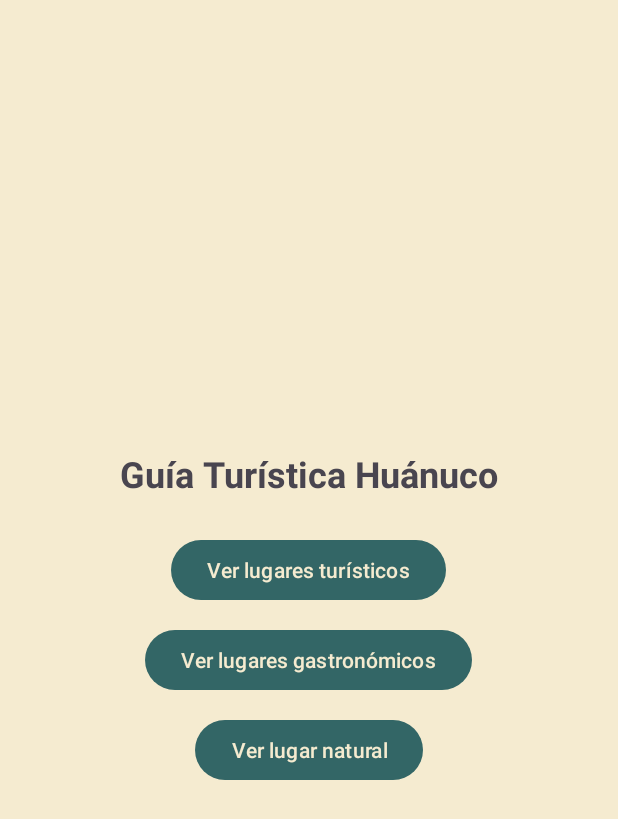
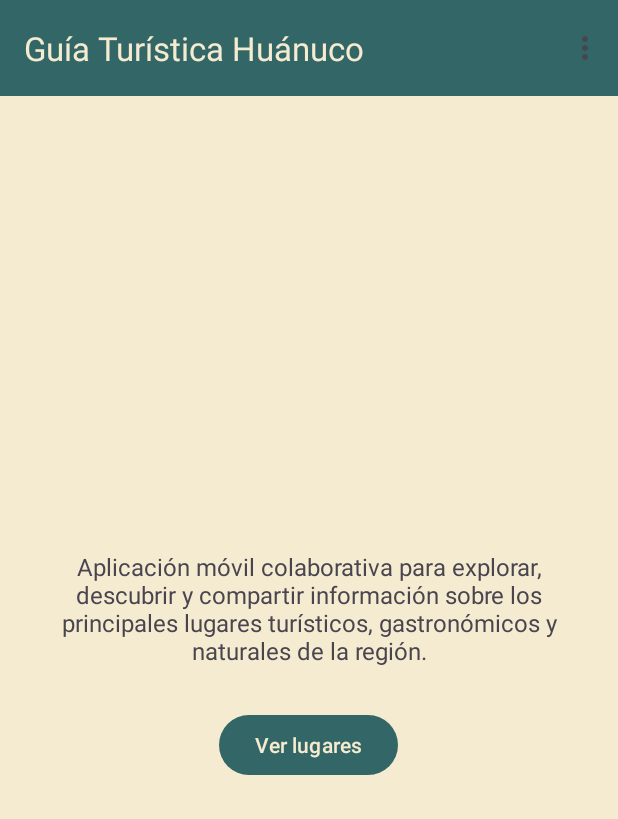
Before and after one commit to nejjtre/AndroidStudio-Aplicaciones-Moviles, an Android app: the screen it shows after launch (MainActivity), on a phone screen of 412 x 824 dp. Shown: the top 819 px of the screen. Run offline under Robolectric (Android 15) with nearby library versions, the phone set to English and light mode, and no system bars.

Commit message:
Modificando modulos en una interfaz e implementando filtros y reseñas

```diff
--- a/app/src/main/AndroidManifest.xml
+++ b/app/src/main/AndroidManifest.xml
@@ -22,10 +22,9 @@
             </intent-filter>
         </activity>
 
-        <activity android:name=".controller.DetalleActivity" />
         <activity android:name=".controller.AcercaDeActivity" />
         <activity android:name=".controller.AyudaActivity" />
-        <activity android:name=".controller.LugaresTuristicosActivity" />
-        <activity android:name=".controller.LugaresGastronomicosActivity" />
+        <activity android:name=".controller.LugaresActivity" />
+        <activity android:name=".controller.DetalleLugarActivity" />
     </application>
 </manifest>
--- a/app/src/main/java/com/udh/guiaturistica/MainActivity.java
+++ b/app/src/main/java/com/udh/guiaturistica/MainActivity.java
@@ -8,11 +8,10 @@ import android.widget.Button;
 
 import androidx.appcompat.app.AppCompatActivity;
 
+import com.google.android.material.appbar.MaterialToolbar;
 import com.udh.guiaturistica.controller.AcercaDeActivity;
 import com.udh.guiaturistica.controller.AyudaActivity;
-import com.udh.guiaturistica.controller.DetalleActivity;
-import com.udh.guiaturistica.controller.LugaresGastronomicosActivity;
-import com.udh.guiaturistica.controller.LugaresTuristicosActivity;
+import com.udh.guiaturistica.controller.LugaresActivity;
 
 public class MainActivity extends AppCompatActivity {
 
@@ -21,19 +20,11 @@ public class MainActivity extends AppCompatActivity {
         super.onCreate(savedInstanceState);
         setContentView(R.layout.activity_main);
 
-        Button btnLugaresTuristicos = findViewById(R.id.btnLugaresTuristicos);
-        Button btnLugaresGastronomicos = findViewById(R.id.btnLugaresGastronomicos);
-        Button btnLugaresNaturales = findViewById(R.id.btnLugaresNaturales);
+        MaterialToolbar toolbar = findViewById(R.id.toolbar);
+        setSupportActionBar(toolbar);
 
-        btnLugaresTuristicos.setOnClickListener(v -> startActivity(new Intent(this, LugaresTuristicosActivity.class)));
-        btnLugaresGastronomicos.setOnClickListener(v -> startActivity(new Intent(this, LugaresGastronomicosActivity.class)));
-        btnLugaresNaturales.setOnClickListener(v -> abrirPantalla(getString(R.string.titulo_lugares_naturales)));
-    }
-
-    private void abrirPantalla(String titulo) {
-        Intent intent = new Intent(this, DetalleActivity.class);
-        intent.putExtra("titulo", titulo);
-        startActivity(intent);
+        Button btnVerLugares = findViewById(R.id.btnVerLugares);
+        btnVerLugares.setOnClickListener(v -> startActivity(new Intent(this, LugaresActivity.class)));
     }
 
     @Override
--- a/app/src/main/res/layout/activity_main.xml
+++ b/app/src/main/res/layout/activity_main.xml
@@ -1,5 +1,19 @@
 <?xml version="1.0" encoding="utf-8"?>
 <LinearLayout xmlns:android="http://schemas.android.com/apk/res/android"
+    xmlns:app="http://schemas.android.com/apk/res-auto"
+    android:layout_width="match_parent"
+    android:layout_height="match_parent"
+    android:orientation="vertical">
+
+    <com.google.android.material.appbar.MaterialToolbar
+        android:id="@+id/toolbar"
+        android:layout_width="match_parent"
+        android:layout_height="?attr/actionBarSize"
+        android:background="?attr/colorPrimary"
+        app:title="@string/titulo_principal"
+        app:titleTextColor="?attr/colorOnPrimary" />
+
+    <LinearLayout
         android:layout_width="match_parent"
         android:layout_height="match_parent"
         android:gravity="center"
@@ -9,28 +23,15 @@
         <TextView
             android:layout_width="wrap_content"
             android:layout_height="wrap_content"
-        android:text="@string/titulo_principal"
-        android:textSize="24sp"
-        android:textStyle="bold" />
+            android:gravity="center"
+            android:text="@string/descripcion_app"
+            android:textSize="16sp" />
 
         <Button
-        android:id="@+id/btnLugaresTuristicos"
+            android:id="@+id/btnVerLugares"
             android:layout_width="wrap_content"
             android:layout_height="wrap_content"
-        android:layout_marginTop="24dp"
-        android:text="@string/btn_ver_lugares_turisticos" />
-
-    <Button
-        android:id="@+id/btnLugaresGastronomicos"
-        android:layout_width="wrap_content"
-        android:layout_height="wrap_content"
-        android:layout_marginTop="12dp"
-        android:text="@string/btn_ver_lugares_gastronomicos" />
-
-    <Button
-        android:id="@+id/btnLugaresNaturales"
-        android:layout_width="wrap_content"
-        android:layout_height="wrap_content"
-        android:layout_marginTop="12dp"
-        android:text="@string/btn_ver_lugares_naturales" />
+            android:layout_marginTop="28dp"
+            android:text="@string/btn_ver_lugares" />
     </LinearLayout>
+</LinearLayout>
--- a/app/src/main/res/values/strings.xml
+++ b/app/src/main/res/values/strings.xml
@@ -9,12 +9,19 @@
     <string name="menu_acerca_de">Acerca de</string>
     <string name="menu_ayuda">Ayuda</string>
     <string name="titulo_principal">Guía Turística Huánuco</string>
-    <string name="btn_ver_lugares_turisticos">Ver lugares turísticos</string>
-    <string name="btn_ver_lugares_gastronomicos">Ver lugares gastronómicos</string>
-    <string name="btn_ver_lugares_naturales">Ver lugar natural</string>
-    <string name="titulo_lugares_turisticos">Lugares Turísticos</string>
-    <string name="titulo_lugares_gastronomicos">Lugares Gastronómicos</string>
-    <string name="titulo_lugares_naturales">Lugares Naturales</string>
+    <string name="descripcion_app">Aplicación móvil colaborativa para explorar, descubrir y compartir información sobre los principales lugares turísticos, gastronómicos y naturales de la región.</string>
+    <string name="btn_ver_lugares">Ver lugares</string>
+    <string name="titulo_lugares">Lugares de Huánuco</string>
+    <string name="btn_publicar_resena">Publicar reseña</string>
+    <string name="titulo_resenas">Reseñas de visitantes</string>
+    <string name="hint_nombre_usuario">Tu nombre</string>
+    <string name="hint_escribir_resena">Escribe tu reseña o comentario...</string>
+    <string name="msg_resena_publicada">¡Reseña publicada con éxito!</string>
+    <string name="msg_completar_campos">Por favor ingresa tu nombre, estrellas y comentario.</string>
+    <string name="msg_sin_resenas">Aún no hay reseñas publicadas para este lugar. ¡Sé el primero!</string>
+    <string name="menu_agregar_lugar">Agregar lugar</string>
+    <string name="menu_eliminar_lugar">Eliminar lugar</string>
+    <string name="menu_editar_lugar">Editar lugar</string>
     <string name="titulo_login">Iniciar Sesión</string>
     <string name="hint_correo">Correo electrónico</string>
     <string name="hint_clave">Contraseña</string>
```
Also changed, not shown: app/src/main/java/com/udh/guiaturistica/adapter/LugarAdapter.java (+25 -1 lines), app/src/main/java/com/udh/guiaturistica/controller/DetalleActivity.java (deleted, +0 -21 lines), app/src/main/java/com/udh/guiaturistica/controller/LugaresGastronomicosActivity.java (deleted, +0 -48 lines), app/src/main/java/com/udh/guiaturistica/controller/LugaresTuristicosActivity.java (deleted, +0 -48 lines), app/src/main/java/com/udh/guiaturistica/modelo/LugarItem.java (+60 -4 lines), app/src/main/res/layout/activity_lugares_gastronomicos.xml (deleted, +0 -21 lines), app/src/main/res/layout/activity_lugares_turisticos.xml (deleted, +0 -21 lines), app/src/main/res/layout/item_lugar_turistico.xml (+26 -0 lines). Lines whose indentation alone changed are shown as unchanged.
